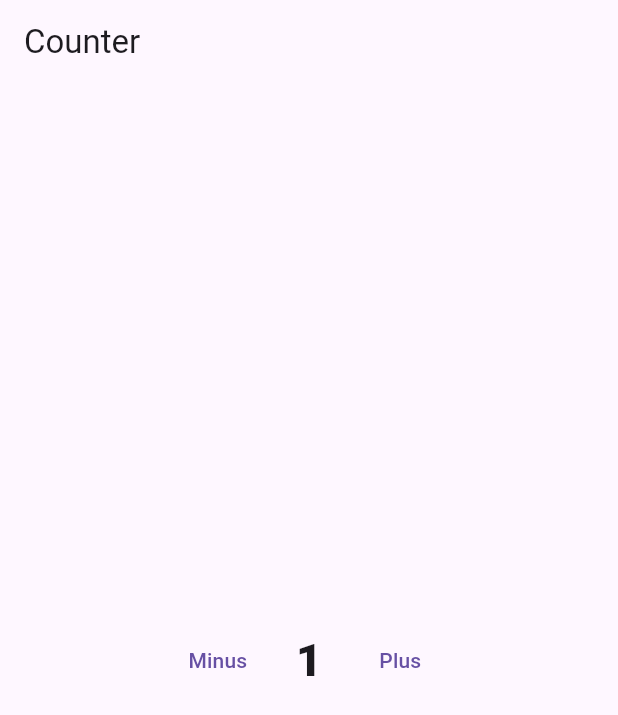
After one commit to tokamohamedQC/Flutter_course, a Flutter app: the CounterScreen screen opened directly, after a tap on "Minus", after a tap on "Plus", on a phone screen of 412 x 824 dp. The commit adds this screen. Shown: the top 715 px of the screen. Run offline on Flutter 3.47's test engine with Material 3 defaults, Android fonts, the phone set to English and light mode, and no system bars.

Commit message:
udemy course

```diff
--- /dev/null
+++ b/lib/Counter.dart
@@ -0,0 +1,48 @@
+import 'package:flutter/material.dart';
+
+class CounterScreen extends StatefulWidget {
+
+  @override
+  State<CounterScreen> createState() => _CounterScreenState();
+}
+
+class _CounterScreenState extends State<CounterScreen> {
+  int count = 1;
+
+  @override
+  void initState(){
+    super.initState();
+  }
+  @override
+  Widget build(BuildContext context) {
+    return Scaffold(
+      appBar: AppBar(
+        title: Text('Counter'),
+      ),
+      body: Center(
+        child: Row(
+          mainAxisAlignment: MainAxisAlignment.center,
+          children: [
+            TextButton(onPressed: (){
+              setState(() {
+                count--;
+              });
+            }, child: Text('Minus')),
+            Padding(
+              padding: const EdgeInsets.symmetric(
+                horizontal: 20.0
+              ),
+              child: Text('${count}', style: TextStyle(fontSize: 30.0, fontWeight: FontWeight.w900),),
+            ),
+            TextButton(onPressed: (){
+              setState(() {
+                count++;
+              });
+            }, child: Text('Plus')),
+          ],
+        ),
+      ),
+
+    );
+  }
+}
--- a/lib/main.dart
+++ b/lib/main.dart
@@ -1,4 +1,5 @@
 import 'package:flutter/material.dart';
+import 'package:flutter_udemy_course/Counter.dart';
 import 'package:flutter_udemy_course/HomeScreen.dart';
 import 'package:flutter_udemy_course/Users.dart';
 import 'package:flutter_udemy_course/login_screen.dart';
@@ -13,7 +14,7 @@ class MyApp extends StatelessWidget{
   Widget build(BuildContext context) {
     return MaterialApp(
       debugShowCheckedModeBanner: false,
-      home: users_screen(),
+      home: CounterScreen(),
     );
   }
 
```
